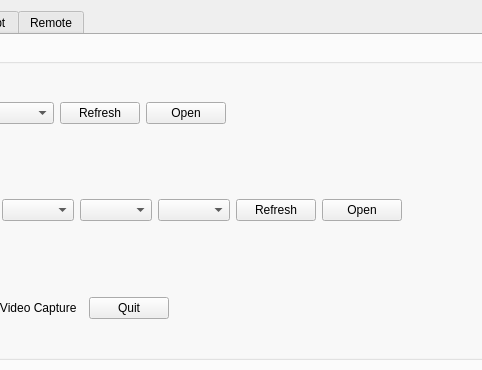
Old version of the form gamepad.ui in the repository zhengran14/SwitchGamepad; both pictures show x 191 to 673 and y 0 to 370 of the 817 by 720 pixel window.
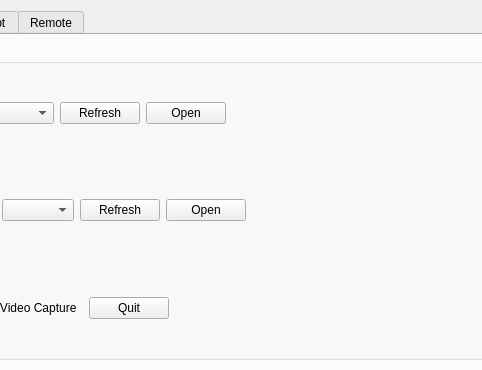
New version of the form. Custom widgets are drawn as their Qt base class.

Patch:
```diff
--- a/gamepad.ui
+++ b/gamepad.ui
@@ -208,13 +208,7 @@
                    <widget class="QComboBox" name="videoCaptureList"/>
                   </item>
                   <item>
-                   <widget class="QComboBox" name="videoCaptureResolution"/>
-                  </item>
-                  <item>
-                   <widget class="QComboBox" name="videoCaptureFrameRateRange"/>
-                  </item>
-                  <item>
-                   <widget class="QComboBox" name="videoCapturePixelFormat"/>
+                   <widget class="QComboBox" name="videoCaptureCameraFormat"/>
                   </item>
                   <item>
                    <widget class="QPushButton" name="videoCaptureRefresh">
```
